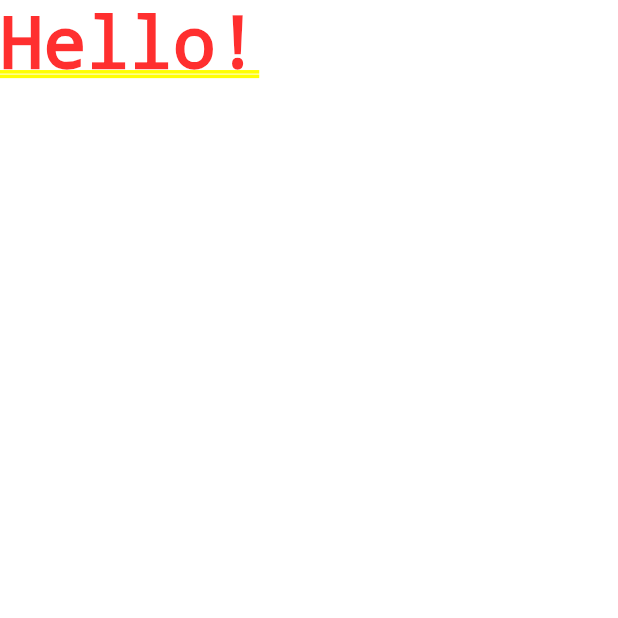
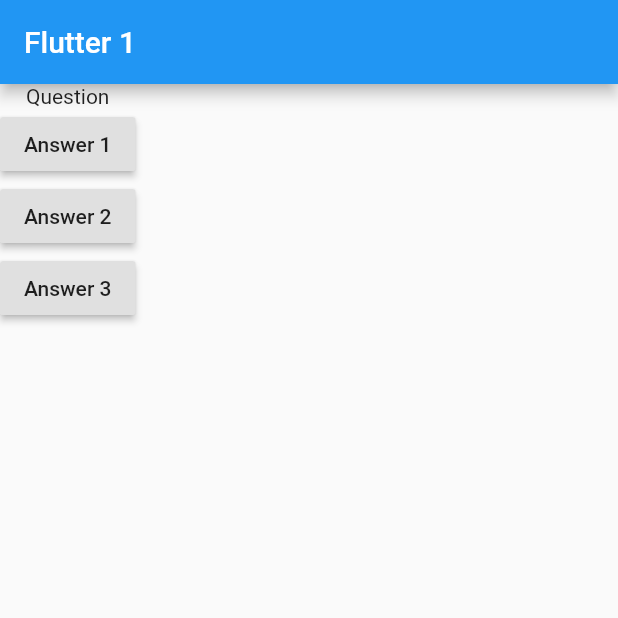
Before and after one commit to giovanny1307/flutter1, a Flutter app: the screen it shows after launch, on a phone screen of 412 x 824 dp, the top half of it. Run offline on Flutter 3.47's test engine with Material 2 defaults, Android fonts, the phone set to English and light mode, and no system bars.

Commit message:
haciendo preguntas

```diff
--- a/flutter1/lib/main.dart
+++ b/flutter1/lib/main.dart
@@ -4,13 +4,54 @@ void main() {
   runApp(MyApp());
 }
 
-// este es mi core widget
+// este es mi core widget y funciona como la raiz del proyecto
 class MyApp extends StatelessWidget {
   @override
   Widget build(BuildContext context) {
-    // TODO: implement build
+    var questions = [
+      'What\'s your favorite color?',
+      'What\'s your favorite animal?',
+    ];
+
+    void answerQuestion()  {
+        print('Holi holi');
+      }
+
     return MaterialApp(
-      home: Text('Hello!'),
+
+
+      // un scaffold funciona para dar una estructura base
+      home: Scaffold(
+        appBar: AppBar(
+          title: Text('Flutter 1'),
+        ),
+        // en el body ud puede meter widgets que dan layou structure como colum
+        // hay widgets visibles e invisibles, los invisibles dan layout structure
+        body: (Column(
+          children: <Widget>[
+            Text('Question'),
+            RaisedButton(
+              child: Text('Answer 1'),
+              // asi se declara una func anonima
+              onPressed: () => print('Presiono el 1'),
+            ),
+            RaisedButton(
+              child: Text('Answer 2'),
+              //** esto es un pointer a answer question
+              //** lo cual es muy diferente a llamar answerQuestion ya que
+              //** eso me corre la funcion y quiero retornar la funcion
+              onPressed: answerQuestion,
+            ),
+            RaisedButton(
+              child: Text('Answer 3'),
+              // otra forma de func anonima
+              onPressed:() {
+                print('Presiono la 3');
+              },
+            )
+          ],
+        )),
+      ),
     );
   }
 }
```
